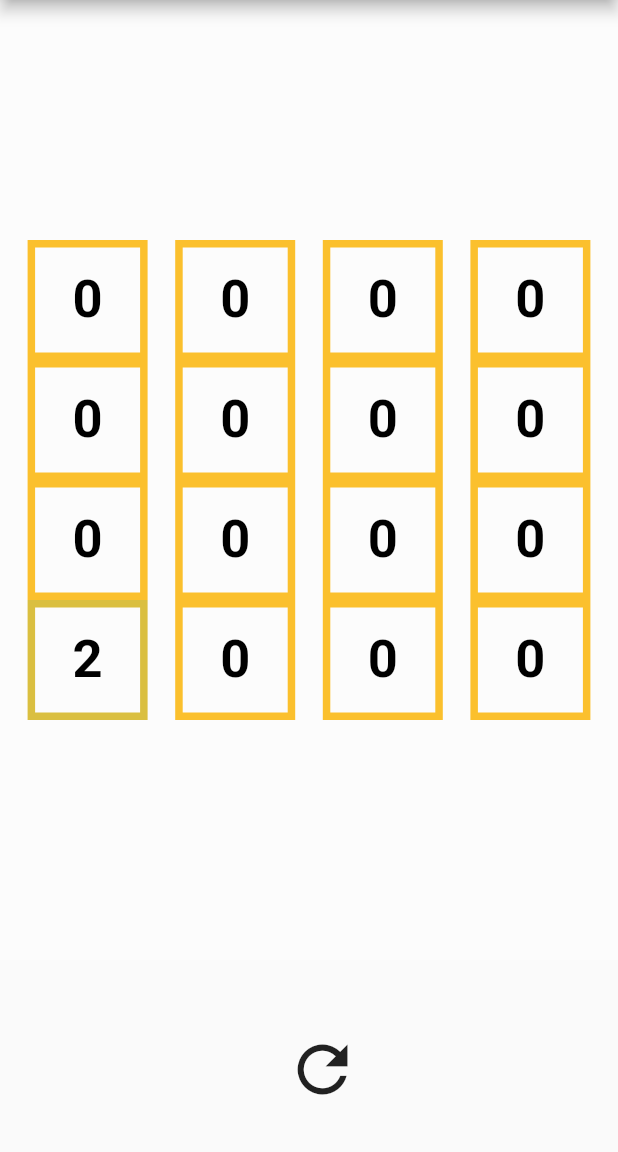
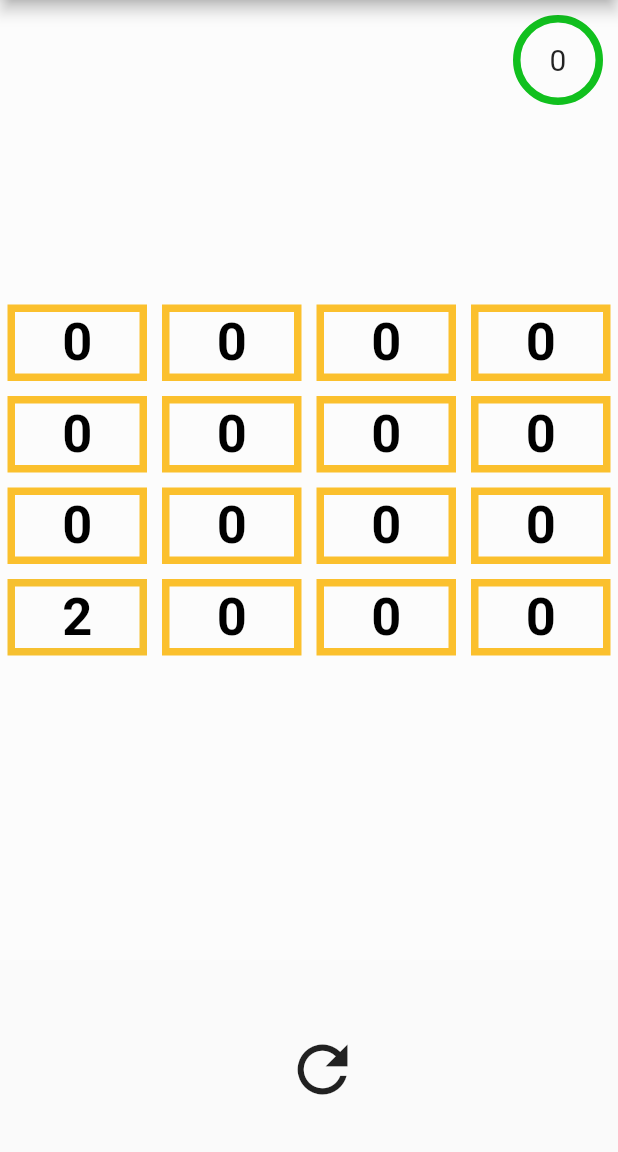
Before and after one commit to kapiljhajhria/game_2048, a Flutter app: the screen it shows after launch, on a phone screen of 412 x 824 dp, the part 84-1236 px from its top. Run offline on Flutter 3.47's test engine with Material 2 defaults, Android fonts, the phone set to English and light mode, and no system bars.

Commit message:
game completed and code refactored

```diff
--- a/lib/game_logic.dart
+++ b/lib/game_logic.dart
@@ -20,6 +20,7 @@ class Game2048 {
     [0, 0, 0, 0],
   ];
   Status gameStatus;
+  int moves=0;
 
   List<int> leftSlide(List<int> numList) {
     int origSize = numList.length;
@@ -102,7 +103,7 @@ class Game2048 {
 // console.log(slideUp(board));
 
   slideDown(board) {
-    return transpose(transpose(transpose(rightMoveBoard(transpose(board)))));
+    return transpose(rightMoveBoard(transpose(board)));
   }
 // console.log(slideDown(board));
 
@@ -218,6 +219,7 @@ class Game2048 {
 
   up() {
     slideUp(board);
+    moves++;
     updateGameStatus();
     if (gameStatus==Status.running) {
       addTwo2(board);
@@ -226,6 +228,7 @@ class Game2048 {
 
   down() {
     slideDown(board);
+    moves++;
     updateGameStatus();
     if (gameStatus==Status.running) {
       addTwo2(board);
@@ -234,6 +237,7 @@ class Game2048 {
 
   left() {
     leftMoveBoard(board);
+    moves++;
     updateGameStatus();
     if (gameStatus==Status.running) {
       addTwo2(board);
@@ -242,6 +246,7 @@ class Game2048 {
 
   right() {
     rightMoveBoard(board);
+    moves++;
     updateGameStatus();
     if (gameStatus == Status.running) {
       addTwo2(board);
@@ -255,6 +260,7 @@ class Game2048 {
       [0, 0, 0, 0],
       [0, 0, 0, 0],
     ];
+    moves=0;
     addTwo2(board);
     gameStatus = Status.running;
   }
--- a/lib/main.dart
+++ b/lib/main.dart
@@ -32,9 +32,12 @@ class _MyHomePageState extends State<MyHomePage> {
   Game2048 game = Game2048();
 
   Widget singleCell(int num) {
-    return Container(
-        height: 80,
-        width: 80,
+    return AnimatedContainer(
+      duration: Duration(milliseconds: 1000),
+
+      margin: EdgeInsets.all(5),
+//        height: 80,
+//        width: 80,
         decoration: new BoxDecoration(
           backgroundBlendMode: BlendMode.color,
           color: Colors.white,
@@ -42,7 +45,7 @@ class _MyHomePageState extends State<MyHomePage> {
               color: ColorTween(
                 begin: Color(0xFFFBC02D),
                 end: Color(0xff57BB8A), //FFD666
-              ).transform((num / 10).toDouble()),
+              ).transform((num / 68).toDouble()),
               width: 5.0,
               style: BorderStyle.solid),
         ),
@@ -59,7 +62,7 @@ class _MyHomePageState extends State<MyHomePage> {
     for (int i = 0; i < board.length; i++) {
       List<Widget> tempRow = [];
       for (int j = 0; j < board[i].length; j++) {
-        tempRow.add(singleCell(board[i][j]));
+        tempRow.add(Expanded(child: singleCell(board[i][j])));
       }
       temp.add(Row(
         mainAxisAlignment: MainAxisAlignment.spaceEvenly,
@@ -78,7 +81,8 @@ class _MyHomePageState extends State<MyHomePage> {
 
   Future<void> displayDialog({String message}) async {
     switch (await showDialog(
-        barrierDismissible: true,
+        barrierDismissible: false,
+
         context: context,
         builder: (BuildContext context) {
           return AlertDialog(
@@ -87,7 +91,13 @@ class _MyHomePageState extends State<MyHomePage> {
             ),
             actions: <Widget>[
               FlatButton(
-                onPressed: () => Navigator.pop(context),
+                onPressed: () {
+                  game.start();
+                  setState(() {
+
+                  });
+                  Navigator.pop(context);
+                },
                 child: Text('OK'),
               )
             ],
@@ -136,13 +146,40 @@ class _MyHomePageState extends State<MyHomePage> {
                 showPopUp();
                 setState(() {});
               },
-              child: Container(
+              child: Stack(
+                children: <Widget>[
+                  Container(
                     color: Colors.white30,
                     child: Column(
                       mainAxisAlignment: MainAxisAlignment.center,
                       crossAxisAlignment: CrossAxisAlignment.center,
                       children: cellsGrid(game.board),
                     ),
+                  ),
+                  Container(
+                    alignment: Alignment.topRight,
+                    child: Container(
+                      margin:EdgeInsets.all(10),
+                      height: 60,
+                      width: 60,
+                      decoration: BoxDecoration(
+                        shape: BoxShape.circle,
+
+                        backgroundBlendMode: BlendMode.color,
+                        color: Colors.white,
+                        border: Border.all(
+                            color: ColorTween(
+                              begin: Color(0xFF11C01E),
+                              end: Color(0xffC00008), //FFD666
+                            ).transform((game.moves/520).toDouble()),
+                            width: 5.0,
+                            style: BorderStyle.solid),
+                      ),
+                        alignment: Alignment.center,
+                      child: Text("${game.moves}",style: TextStyle(fontSize: 20),),
+                    ),
+                  )
+                ],
               ),
             ),
           ),
```
Lines whose indentation alone changed are shown as unchanged.
